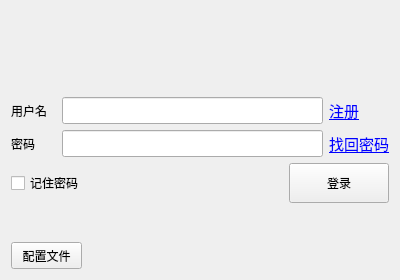
Before: the Qt Designer form Qt4-PC-Client/login.ui in jysperm/ZeroMS-1x, drawn with Qt 5.
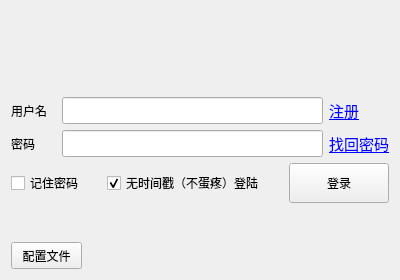
After: the same form once the commit is applied.

Commit message: 完善客户端对SB1.1的支持（无时间戳登陆）

```diff
--- a/Qt4-PC-Client/login.ui
+++ b/Qt4-PC-Client/login.ui
@@ -176,6 +176,34 @@
          </property>
         </widget>
        </item>
+       <item>
+        <widget class="QCheckBox" name="NoBallache">
+         <property name="minimumSize">
+          <size>
+           <width>170</width>
+           <height>22</height>
+          </size>
+         </property>
+         <property name="maximumSize">
+          <size>
+           <width>170</width>
+           <height>22</height>
+          </size>
+         </property>
+         <property name="focusPolicy">
+          <enum>Qt::StrongFocus</enum>
+         </property>
+         <property name="acceptDrops">
+          <bool>false</bool>
+         </property>
+         <property name="text">
+          <string>无时间戳（不蛋疼）登陆</string>
+         </property>
+         <property name="checked">
+          <bool>true</bool>
+         </property>
+        </widget>
+       </item>
        <item>
         <spacer name="horizontalSpacer">
          <property name="orientation">
```
The commit also changes 3 other files.
